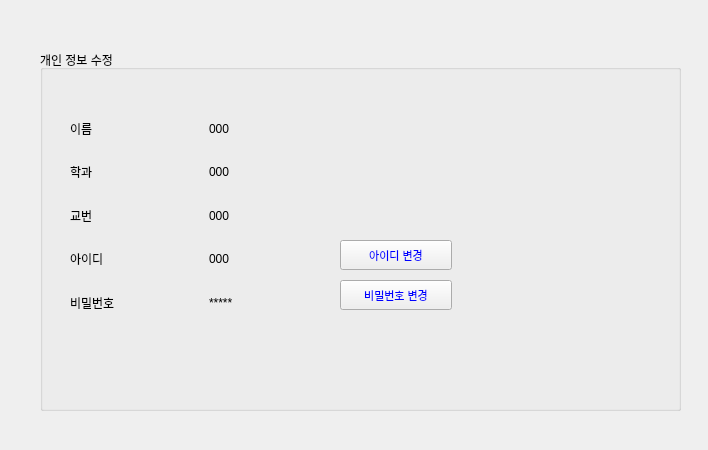
The window that GUI/Prf_EditProfile.ui (XUBINN/Capstone) describes before a commit, drawn with Qt 5.
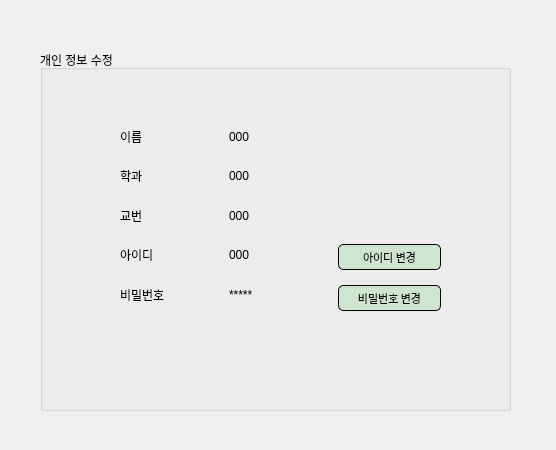
The same window after the commit.

```diff
--- a/GUI/Prf_EditProfile.ui
+++ b/GUI/Prf_EditProfile.ui
@@ -9,7 +9,7 @@
    <rect>
     <x>0</x>
     <y>0</y>
-    <width>708</width>
+    <width>556</width>
     <height>450</height>
    </rect>
   </property>
@@ -21,7 +21,7 @@
     <rect>
      <x>40</x>
      <y>50</y>
-     <width>641</width>
+     <width>471</width>
      <height>361</height>
     </rect>
    </property>
@@ -31,10 +31,10 @@
    <widget class="QWidget" name="layoutWidget">
     <property name="geometry">
      <rect>
-      <x>30</x>
-      <y>60</y>
-      <width>271</width>
-      <height>211</height>
+      <x>80</x>
+      <y>70</y>
+      <width>321</width>
+      <height>191</height>
      </rect>
     </property>
     <layout class="QHBoxLayout" name="horizontalLayout">
@@ -116,49 +116,89 @@
        </item>
       </layout>
      </item>
-    </layout>
-   </widget>
+     <item>
+      <layout class="QVBoxLayout" name="verticalLayout_3">
+       <property name="spacing">
+        <number>15</number>
+       </property>
+       <item>
+        <widget class="QLabel" name="label_7">
+         <property name="text">
+          <string/>
+         </property>
+        </widget>
+       </item>
+       <item>
+        <widget class="QLabel" name="label_6">
+         <property name="text">
+          <string/>
+         </property>
+        </widget>
+       </item>
+       <item>
+        <widget class="QLabel" name="label_8">
+         <property name="text">
+          <string/>
+         </property>
+        </widget>
+       </item>
+       <item>
    <widget class="QPushButton" name="pushButton_2">
-    <property name="geometry">
-     <rect>
-      <x>300</x>
-      <y>190</y>
-      <width>112</width>
-      <height>30</height>
-     </rect>
+         <property name="sizePolicy">
+          <sizepolicy hsizetype="Preferred" vsizetype="Preferred">
+           <horstretch>0</horstretch>
+           <verstretch>0</verstretch>
+          </sizepolicy>
     </property>
     <property name="font">
      <font>
+           <family>돋움</family>
       <pointsize>8</pointsize>
      </font>
     </property>
     <property name="styleSheet">
-     <string notr="true">color: rgb(0, 0, 255);</string>
+          <string notr="true">background:rgb(206, 229, 206);
+color:black;
+border-color:(0, 0, 0);
+border-style:solid;
+border-width:1px;
+border-radius:5px;</string>
     </property>
     <property name="text">
      <string>아이디 변경</string>
     </property>
    </widget>
+       </item>
+       <item>
    <widget class="QPushButton" name="pushButton_3">
-    <property name="geometry">
-     <rect>
-      <x>300</x>
-      <y>230</y>
-      <width>112</width>
-      <height>30</height>
-     </rect>
+         <property name="sizePolicy">
+          <sizepolicy hsizetype="Preferred" vsizetype="Preferred">
+           <horstretch>0</horstretch>
+           <verstretch>0</verstretch>
+          </sizepolicy>
     </property>
     <property name="font">
      <font>
+           <family>돋움</family>
       <pointsize>8</pointsize>
      </font>
     </property>
     <property name="styleSheet">
-     <string notr="true">color: rgb(0, 0, 255);</string>
+          <string notr="true">background:rgb(206, 229, 206);
+color:black;
+border-color:(0, 0, 0);
+border-style:solid;
+border-width:1px;
+border-radius:5px;</string>
     </property>
     <property name="text">
      <string>비밀번호 변경</string>
     </property>
+        </widget>
+       </item>
+      </layout>
+     </item>
+    </layout>
    </widget>
   </widget>
  </widget>
```
Lines whose indentation alone changed are shown as unchanged.
